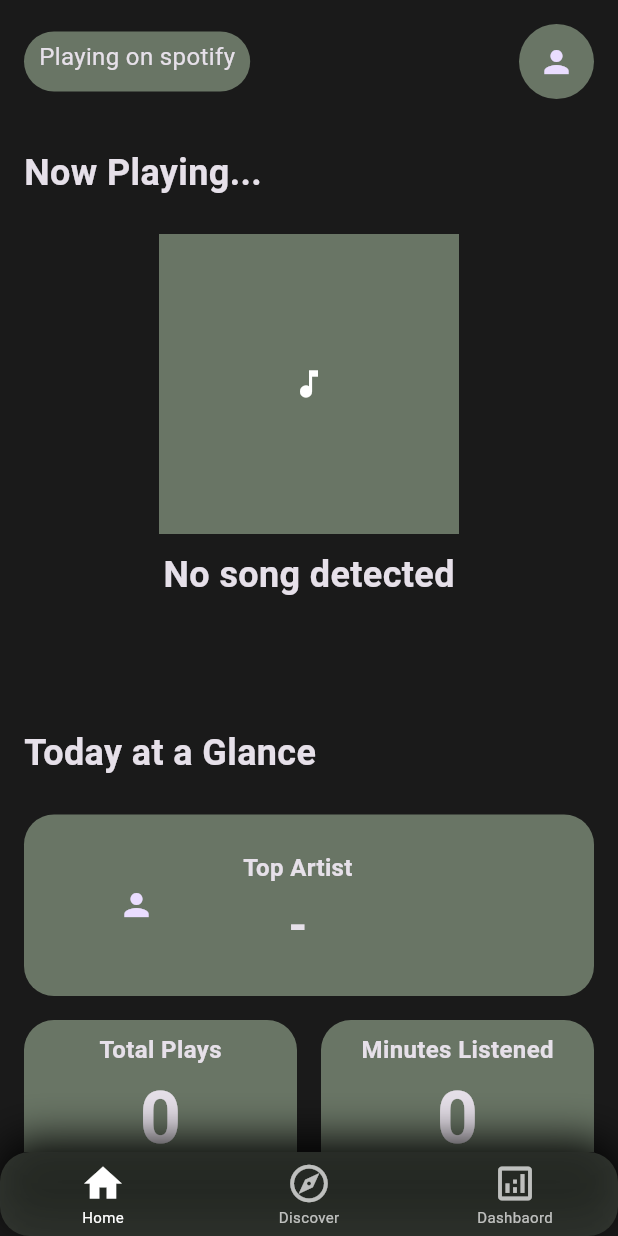
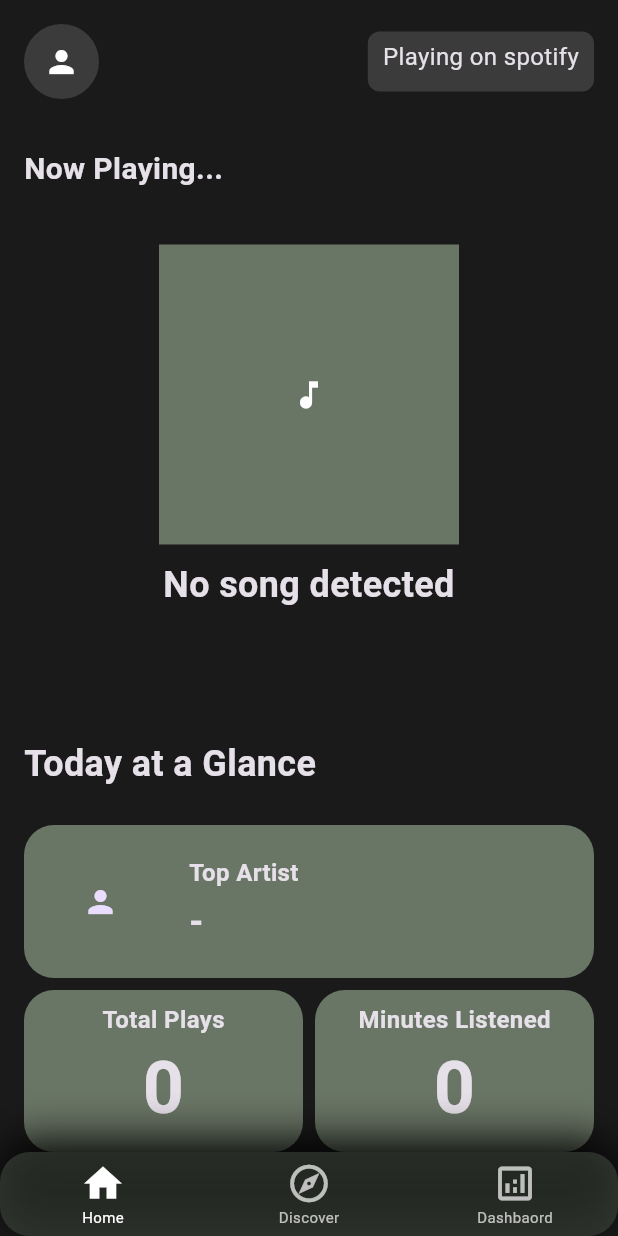
Before and after one commit to mariaR5/music-dashboard, a Flutter app: the screen it shows after launch, on a phone screen of 412 x 824 dp. Run offline on Flutter 3.47's test engine with Material 3 defaults, Android fonts, the phone set to English and light mode, and no system bars; our stand-ins replace flutter_dotenv; missing offline and left inert: flutter_notification_listener; network calls fail.

Commit message:
Replace Now Playing with custom widget and minor UI tweaks

```diff
--- a/lib/pages/home_page.dart
+++ b/lib/pages/home_page.dart
@@ -3,6 +3,7 @@ import 'package:scrobbler/models/daily_stats.dart';
 import 'package:scrobbler/models/scrobble.dart';
 import 'package:scrobbler/services/music_service.dart';
 import 'package:scrobbler/widgets/artist_card.dart';
+import 'package:scrobbler/widgets/now_playing.dart';
 import 'package:scrobbler/widgets/recommend_section.dart';
 import 'package:scrobbler/widgets/stat_card.dart';
 
@@ -107,13 +108,18 @@ class _HomePageState extends State<HomePage> {
           onRefresh: _loadData,
           child: CustomScrollView(
             slivers: [
-              // Top status badge and profile icon
+              //=========Top status badge and profile icon=============
               SliverPadding(
                 padding: EdgeInsetsGeometry.all(16),
                 sliver: SliverToBoxAdapter(
                   child: Row(
                     mainAxisAlignment: MainAxisAlignment.spaceBetween,
                     children: [
+                      CircleAvatar(
+                        radius: 25,
+                        backgroundColor: const Color(0xFF3B3B3B),
+                        child: Icon(Icons.person, color: Colors.white),
+                      ),
                       Container(
                         height: 40,
                         padding: EdgeInsets.symmetric(
@@ -121,18 +127,13 @@ class _HomePageState extends State<HomePage> {
                           horizontal: 10,
                         ),
                         decoration: BoxDecoration(
-                          color: sageGreen,
-                          borderRadius: BorderRadius.circular(20),
+                          color: const Color(0xFF3B3B3B),
+                          borderRadius: BorderRadius.circular(8),
                         ),
                         child: Text(
                           'Playing on spotify',
                           style: TextStyle(fontSize: 16),
                         ),
-                      ),
-                      CircleAvatar(
-                        radius: 25,
-                        backgroundColor: sageGreen,
-                        child: Icon(Icons.person),
                       ),
                     ],
                   ),
@@ -152,48 +153,16 @@ class _HomePageState extends State<HomePage> {
                           "Now Playing...",
                           style: TextStyle(
                             fontWeight: FontWeight.bold,
-                            fontSize: 24,
+                            fontSize: 20,
                           ),
                         ),
                       ),
-                      const SizedBox(height: 24),
+                      const SizedBox(height: 36),
 
-                      // Album art, song name and artist
-                      Align(
-                        alignment: Alignment.center,
-                        child: Column(
-                          mainAxisSize: MainAxisSize.min,
-                          children: [
-                            Container(
-                              height: 200,
-                              width: 200,
-                              color: sageGreen,
-                              child: ClipRRect(
-                                child: _currentTrackImage != null
-                                    ? Image.network(
-                                        _currentTrackImage!,
-                                        fit: BoxFit.cover,
-                                      )
-                                    : Icon(Icons.music_note),
-                              ),
-                            ),
-                            const SizedBox(height: 10),
-                            Text(
-                              widget.currentTitle,
-                              style: TextStyle(
-                                fontWeight: FontWeight.bold,
-                                fontSize: 24,
-                              ),
-                            ),
-                            Text(
-                              widget.currentArtist,
-                              style: TextStyle(
-                                fontWeight: FontWeight.w300,
-                                fontSize: 14,
-                              ),
-                            ),
-                          ],
-                        ),
+                      NowPlaying(
+                        title: widget.currentTitle,
+                        artist: widget.currentArtist,
+                        imageUrl: _currentTrackImage,
                       ),
                     ],
                   ),
@@ -230,26 +199,13 @@ class _HomePageState extends State<HomePage> {
                       const SizedBox(height: 24),
 
                       // Top artist
-                      Container(
-                        padding: EdgeInsets.symmetric(
-                          horizontal: 16,
-                          vertical: 8,
-                        ),
-                        decoration: BoxDecoration(
-                          color: sageGreen,
-                          borderRadius: BorderRadius.circular(20),
-                        ),
-                        child: Padding(
-                          padding: const EdgeInsets.all(8),
-                          child: ArtistCard(
-                            title: "Top Artist",
-                            artist: _todayStats?.topArtistName ?? '-',
-                            imageUrl: _todayStats?.topArtistImage,
-                            sageGreen: sageGreen,
-                          ),
-                        ),
+                      ArtistCard(
+                        title: "Top Artist",
+                        artist: _todayStats?.topArtistName ?? '-',
+                        imageUrl: _todayStats?.topArtistImage,
+                        sageGreen: sageGreen,
                       ),
-                      const SizedBox(height: 16),
+                      const SizedBox(height: 8),
 
                       // Stats Row
                       Row(
@@ -263,7 +219,7 @@ class _HomePageState extends State<HomePage> {
                               sageGreen: sageGreen,
                             ),
                           ),
-                          const SizedBox(width: 16),
+                          const SizedBox(width: 8),
                           //---Total Minutes
                           Expanded(
                             child: StatCard(
--- a/lib/widgets/artist_card.dart
+++ b/lib/widgets/artist_card.dart
@@ -17,7 +17,7 @@ class ArtistCard extends StatelessWidget {
   @override
   Widget build(BuildContext context) {
     return Container(
-      padding: const EdgeInsets.symmetric(horizontal: 16, vertical: 8),
+      padding: const EdgeInsets.symmetric(horizontal: 16, vertical: 16),
       decoration: BoxDecoration(
         color: sageGreen,
         borderRadius: BorderRadius.circular(20),
@@ -32,11 +32,12 @@ class ArtistCard extends StatelessWidget {
             child: imageUrl == null ? Icon(Icons.person) : null,
           ),
 
-          const SizedBox(width: 36),
+          const SizedBox(width: 24),
 
           // Text
-          Column(
-            crossAxisAlignment: CrossAxisAlignment.center,
+          Expanded(
+            child: Column(
+              crossAxisAlignment: CrossAxisAlignment.start,
               children: [
                 Text(
                   title,
@@ -45,9 +46,12 @@ class ArtistCard extends StatelessWidget {
                 const SizedBox(height: 4),
                 Text(
                   artist,
-                style: TextStyle(fontSize: 32, fontWeight: FontWeight.bold),
+                  style: TextStyle(fontSize: 24, fontWeight: FontWeight.bold),
+                  maxLines: 1,
+                  overflow: TextOverflow.ellipsis,
                 ),
               ],
+            ),
           ),
         ],
       ),
--- /dev/null
+++ b/lib/widgets/now_playing.dart
@@ -0,0 +1,53 @@
+import 'package:flutter/material.dart';
+
+class NowPlaying extends StatelessWidget {
+  final String title;
+  final String artist;
+  final String? imageUrl;
+
+  const NowPlaying({
+    super.key,
+    required this.title,
+    required this.artist,
+    this.imageUrl,
+  });
+
+  @override
+  Widget build(BuildContext context) {
+    return Column(
+      crossAxisAlignment: CrossAxisAlignment.stretch,
+      children: [
+        // Album art, song name and artist
+        Align(
+          alignment: Alignment.center,
+          child: Column(
+            mainAxisSize: MainAxisSize.min,
+            children: [
+              Container(
+                height: 200,
+                width: 200,
+                color: const Color(0xFF697565),
+                child: ClipRRect(
+                  child: imageUrl != null
+                      ? Image.network(imageUrl!, fit: BoxFit.cover)
+                      : Icon(Icons.music_note),
+                ),
+              ),
+              const SizedBox(height: 10),
+              Text(
+                title,
+                style: TextStyle(fontWeight: FontWeight.bold, fontSize: 24),
+                textAlign: TextAlign.center,
+              ),
+              Text(
+                artist,
+                style: TextStyle(fontWeight: FontWeight.w300, fontSize: 14),
+                textAlign: TextAlign.center,
+              ),
+            ],
+          ),
+        ),
+      ],
+    );
+  }
+}
--- a/lib/widgets/recommend_section.dart
+++ b/lib/widgets/recommend_section.dart
@@ -62,8 +62,6 @@ class RecommendSection extends StatelessWidget {
             },
           ),
         ),
-
-        const SizedBox(height: 20),
       ],
     );
   }
--- a/lib/widgets/stats_list.dart
+++ b/lib/widgets/stats_list.dart
@@ -28,7 +28,7 @@ class TopSongsList extends StatelessWidget {
                   style: TextStyle(
                     color: const Color(0xFF697565),
                     fontWeight: FontWeight.bold,
-                    fontSize: 18,
+                    fontSize: 16,
                   ),
                 ),
               ),
@@ -55,7 +55,7 @@ class TopSongsList extends StatelessWidget {
                     Text(
                       song.title,
                       style: TextStyle(
-                        fontSize: 16,
+                        fontSize: 18,
                         fontWeight: FontWeight.bold,
                       ),
                       overflow: TextOverflow.fade,
@@ -107,7 +107,7 @@ class TopArtistsList extends StatelessWidget {
                 ),
               ),
 
-              // Album Art
+              // Artist image
               CircleAvatar(
                 radius: 40,
                 backgroundImage: artist.artistImage != null
@@ -120,7 +120,7 @@ class TopArtistsList extends StatelessWidget {
               Expanded(
                 child: Text(
                   artist.artist,
-                  style: TextStyle(fontSize: 16, fontWeight: FontWeight.bold),
+                  style: TextStyle(fontSize: 18, fontWeight: FontWeight.bold),
                   overflow: TextOverflow.fade,
                 ),
               ),
```
Lines whose indentation alone changed are shown as unchanged.
